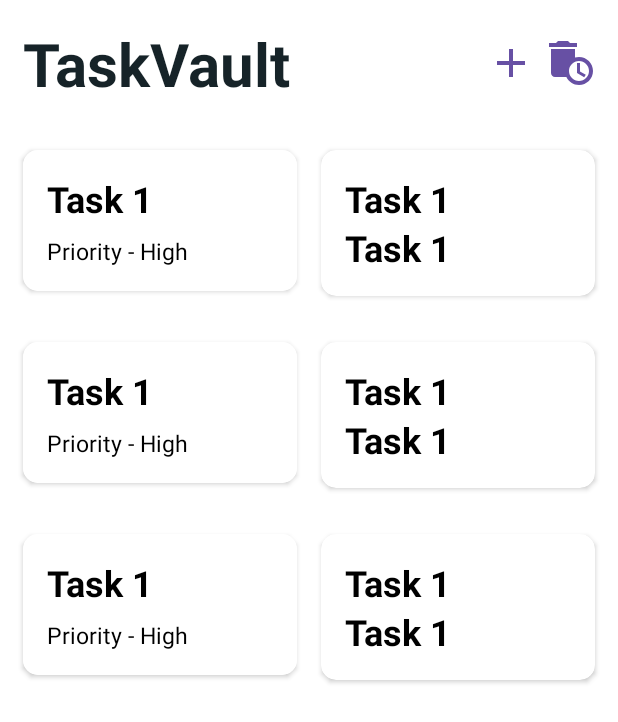
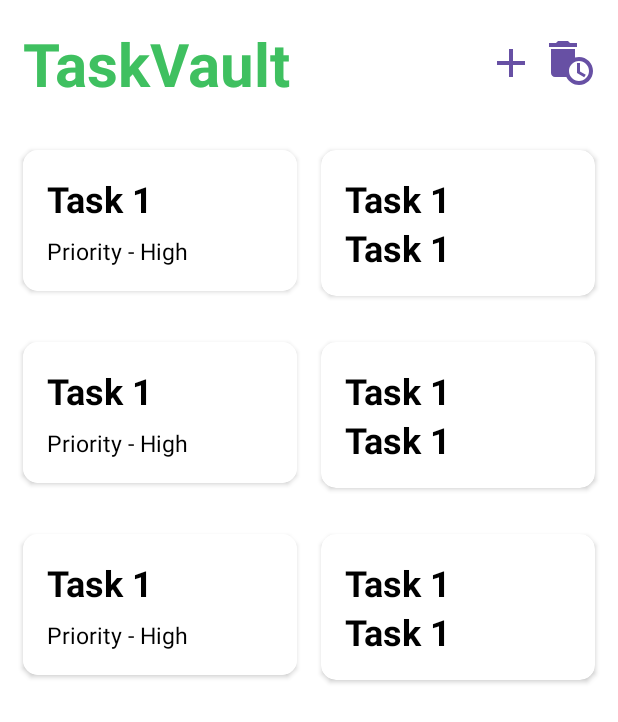
Before and after one commit to Tharusha200219/Task_Management_Application_Year_2_Sem_2, an Android app: the layout activity_main.xml on its own in the app's theme, with its tools: preview values and no code run, on a phone screen of 412 x 824 dp. Shown: the top 722 px of the screen. Run offline under Robolectric (Android 15) with nearby library versions, the phone set to English and light mode, and no system bars; Roboto replaces fonts that are not available here.

Commit message:
some update

```diff
--- a/app/src/main/res/drawable/baseline_add_24.xml
+++ b/app/src/main/res/drawable/baseline_add_24.xml
@@ -1,8 +1,11 @@
-<vector android:width="18dp"
+<vector
+    xmlns:android="http://schemas.android.com/apk/res/android"
+    android:width="18dp"
     android:height="18dp"
     android:viewportWidth="24"
-    android:viewportHeight="24"
-    xmlns:android="http://schemas.android.com/apk/res/android">
-    <path android:fillColor="#3FC060"
+    android:viewportHeight="24">
+
+    <path
+        android:fillColor="#3FC060"
         android:pathData="M19,13h-6v6h-2v-6H5v-2h6V5h2v6h6v2z"/>
 </vector>
--- a/app/src/main/res/layout/activity_main.xml
+++ b/app/src/main/res/layout/activity_main.xml
@@ -21,7 +21,7 @@
             android:layout_weight="1"
             android:fontFamily="sans-serif"
             android:text="TaskVault"
-            android:textColor="@color/ubergreen"
+            android:textColor="@color/green"
             android:textStyle="bold"
             android:textSize="40sp" />
 
@@ -32,8 +32,8 @@
             android:layout_height="32dp"
             android:layout_marginEnd="8dp"
             android:background="@drawable/baseline_add_24"
-            android:textColor="@color/white"
-            android:textSize="18sp" />
+            android:backgroundTint="#9C3F3F"
+            android:textColorLink="#1B1111" />
 
         <!-- Delete All Button -->
         <Button
@@ -41,7 +41,7 @@
             android:layout_width="32dp"
             android:layout_height="32dp"
             android:background="@drawable/baseline_auto_delete_24"
-            android:textColor="@color/black"
+
             android:textSize="18sp" />
 
     </LinearLayout>
--- a/app/src/main/res/values/colors.xml
+++ b/app/src/main/res/values/colors.xml
@@ -8,4 +8,5 @@
     <color name="black">#FF000000</color>
     <color name="white">#FFFFFFFF</color>
     <color name="ubergreen">#162328</color>
+    <color name="green">#3FC060</color>
 </resources>
```
